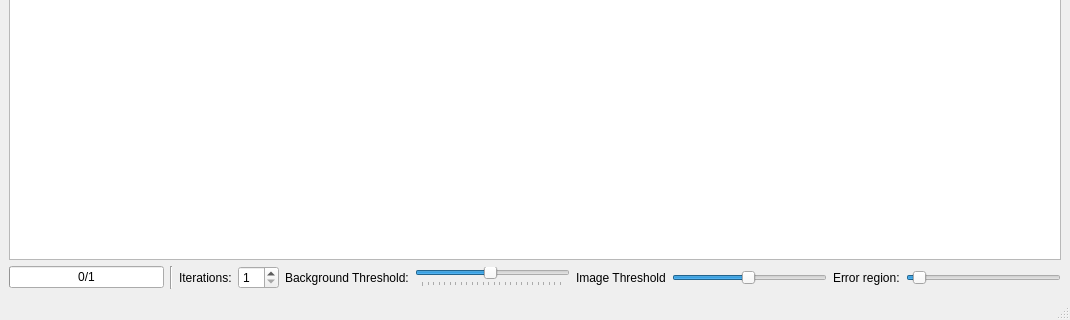
Qt form src/qt/main.ui (pablogalaviz/CellEye) before a commit; both pictures show x 0 to 1070 and y 432 to 752 of the 1070 by 752 pixel window.
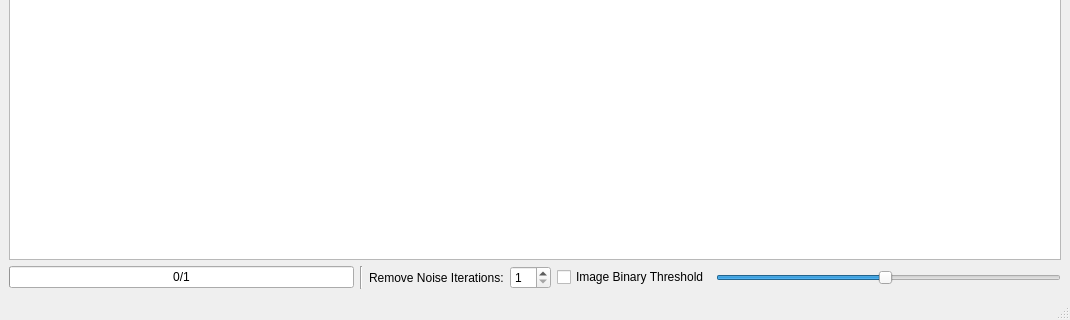
The same form after that commit. Icons and pictures are not drawn.

```diff
--- a/src/qt/main.ui
+++ b/src/qt/main.ui
@@ -201,7 +201,7 @@
       <item>
        <widget class="QLabel" name="label">
         <property name="text">
-         <string>Iterations:</string>
+         <string>Remove Noise Iterations:</string>
         </property>
        </widget>
       </item>
@@ -219,71 +219,19 @@
        </widget>
       </item>
       <item>
-       <widget class="QLabel" name="label_2">
+       <widget class="QCheckBox" name="checkBoxImageBinaryThreshold">
         <property name="text">
-         <string>Background Threshold:</string>
+         <string>Image Binary Threshold</string>
         </property>
        </widget>
       </item>
       <item>
-       <widget class="QSlider" name="thresholdHorizontalSlider">
-        <property name="minimum">
-         <number>1</number>
-        </property>
+       <widget class="QSlider" name="ImageBinaryThresholdHorizontalSlider">
         <property name="maximum">
          <number>255</number>
         </property>
         <property name="value">
          <number>125</number>
-        </property>
-        <property name="orientation">
-         <enum>Qt::Horizontal</enum>
-        </property>
-        <property name="tickPosition">
-         <enum>QSlider::TicksBelow</enum>
-        </property>
-        <property name="tickInterval">
-         <number>0</number>
-        </property>
-       </widget>
-      </item>
-      <item>
-       <widget class="QLabel" name="label_8">
-        <property name="text">
-         <string>Image Threshold</string>
-        </property>
-       </widget>
-      </item>
-      <item>
-       <widget class="QSlider" name="imgThresholdHorizontalSlider">
-        <property name="maximum">
-         <number>255</number>
-        </property>
-        <property name="value">
-         <number>125</number>
-        </property>
-        <property name="orientation">
-         <enum>Qt::Horizontal</enum>
-        </property>
-       </widget>
-      </item>
-      <item>
-       <widget class="QLabel" name="label_3">
-        <property name="text">
-         <string>Error region:</string>
-        </property>
-       </widget>
-      </item>
-      <item>
-       <widget class="QSlider" name="errorHorizontalSlider">
-        <property name="minimum">
-         <number>1</number>
-        </property>
-        <property name="maximum">
-         <number>100</number>
-        </property>
-        <property name="value">
-         <number>5</number>
         </property>
         <property name="orientation">
          <enum>Qt::Horizontal</enum>
```
Left out of the diff: 78 changed lines with no effect on the pictures.
